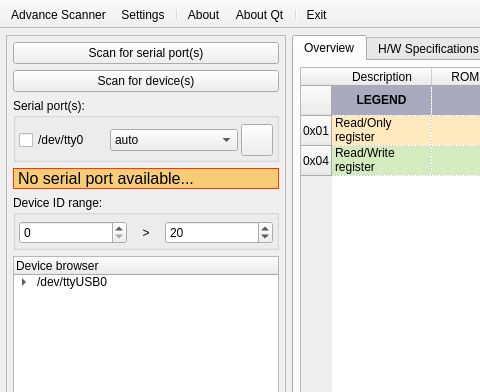
Old version of the form gui/ui/mainwindow.ui in the repository emericg/SmartServoFramework; both pictures show x 0 to 480 and y 0 to 392 of the 1100 by 744 pixel window.
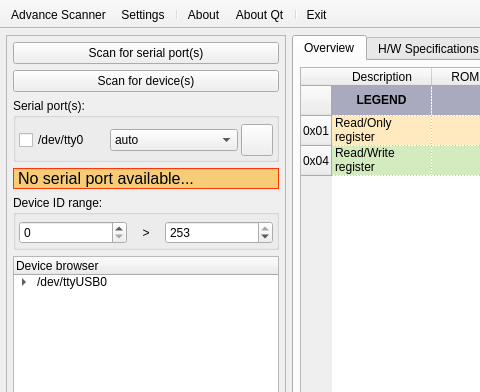
New version of the form. Icons and pictures are not drawn.

Commit message: Set correct value for maximum scan ID

Diff of the .ui file:
```diff
--- a/gui/ui/mainwindow.ui
+++ b/gui/ui/mainwindow.ui
@@ -264,7 +264,7 @@
              <number>253</number>
             </property>
             <property name="value">
-             <number>20</number>
+             <number>253</number>
             </property>
            </widget>
           </item>
```
